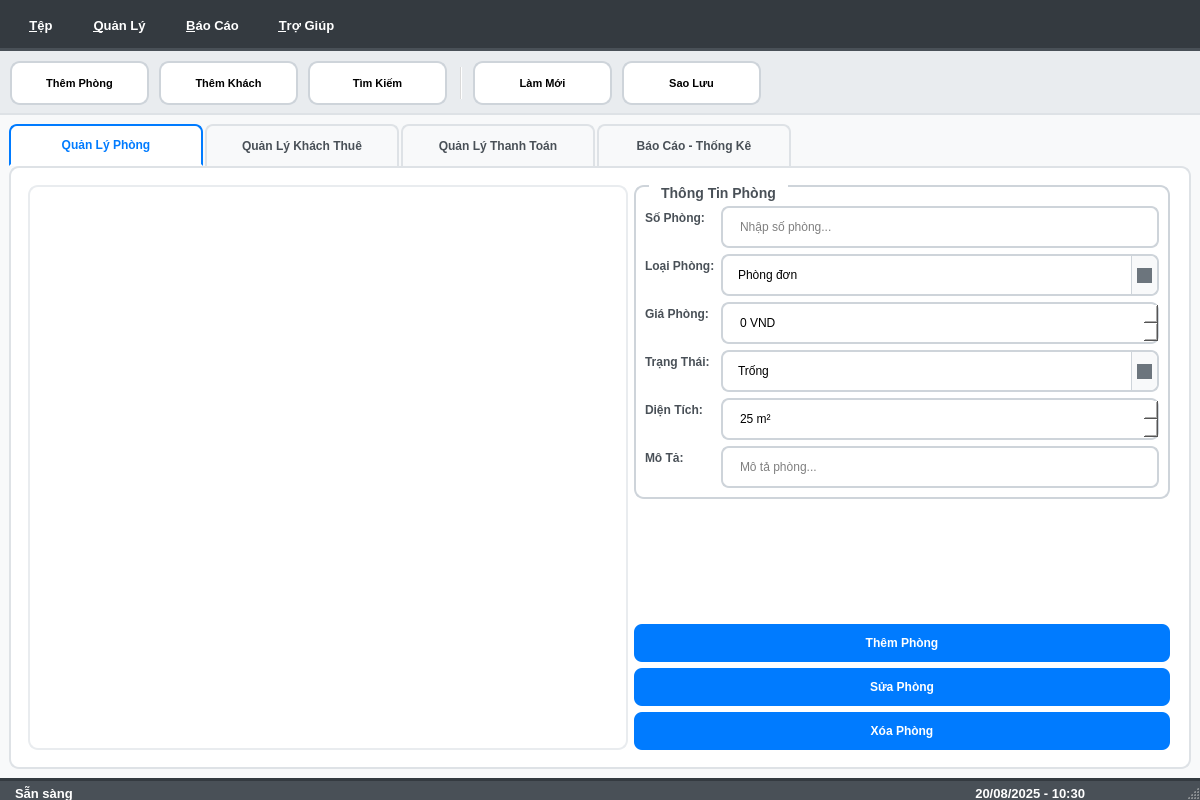
Above: ui/design/admin_main.ui from huymatthew/PBL02 before the change. Below: the same form after it.
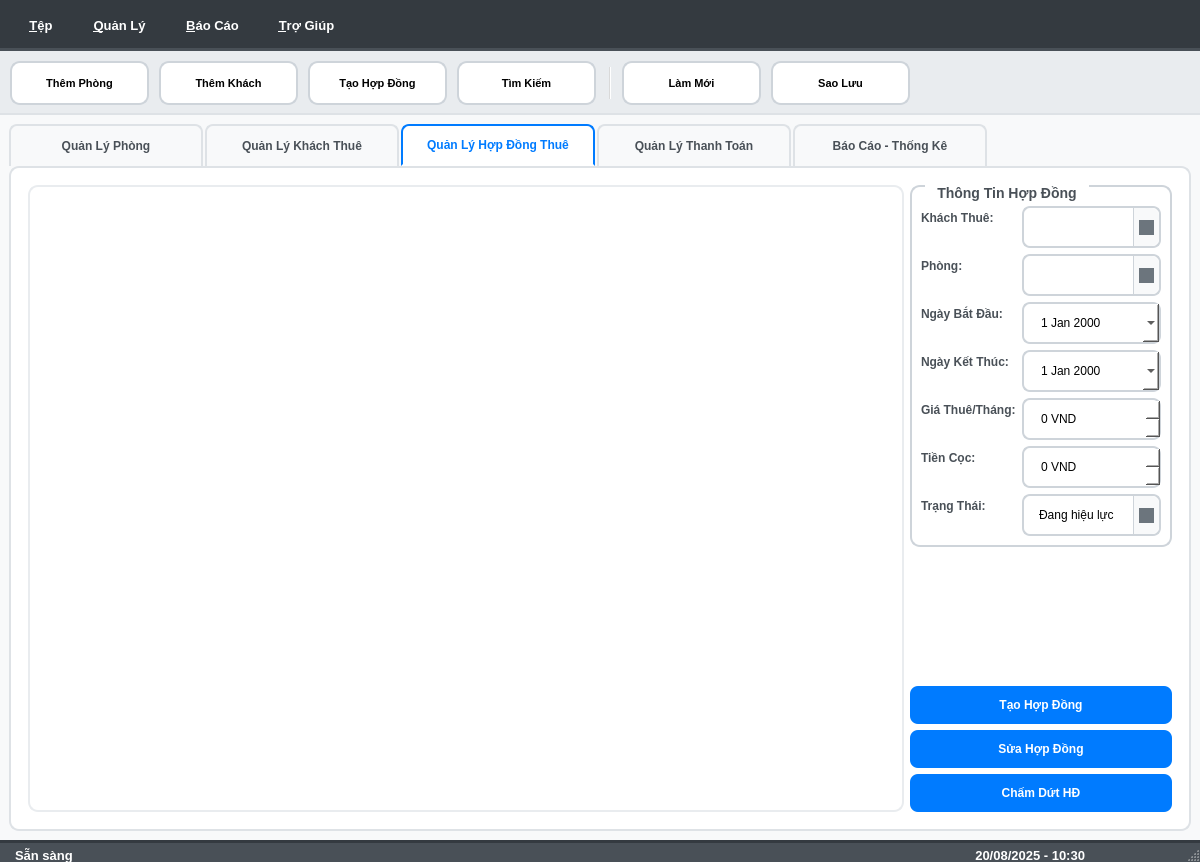
That is the form after the change. The open tabs and pages were chosen to show the change. Icons and pictures are not drawn.

Diff of the .ui file:
```diff
--- a/ui/design/admin_main.ui
+++ b/ui/design/admin_main.ui
@@ -7,7 +7,7 @@
     <x>0</x>
     <y>0</y>
     <width>1200</width>
-    <height>800</height>
+    <height>862</height>
    </rect>
   </property>
   <property name="windowTitle">
@@ -797,6 +797,228 @@
         </item>
        </layout>
       </widget>
+      <widget class="QWidget" name="contractsTab">
+       <attribute name="title">
+        <string>Quản Lý Hợp Đồng Thuê</string>
+       </attribute>
+       <layout class="QHBoxLayout" name="contractsLayout">
+        <item>
+         <widget class="QTableView" name="contractsTableView">
+          <property name="minimumSize">
+           <size>
+            <width>600</width>
+            <height>0</height>
+           </size>
+          </property>
+          <property name="alternatingRowColors">
+           <bool>true</bool>
+          </property>
+          <property name="selectionBehavior">
+           <enum>QAbstractItemView::SelectRows</enum>
+          </property>
+          <property name="sortingEnabled">
+           <bool>true</bool>
+          </property>
+         </widget>
+        </item>
+        <item>
+         <layout class="QVBoxLayout" name="contractControlsLayout">
+          <item>
+           <widget class="QGroupBox" name="contractInfoGroup">
+            <property name="title">
+             <string>Thông Tin Hợp Đồng</string>
+            </property>
+            <layout class="QFormLayout" name="contractFormLayout">
+             <item row="0" column="0">
+              <widget class="QLabel" name="contractTenantLabel">
+               <property name="text">
+                <string>Khách Thuê:</string>
+               </property>
+              </widget>
+             </item>
+             <item row="0" column="1">
+              <widget class="QComboBox" name="contractTenantComboBox">
+               <property name="editable">
+                <bool>false</bool>
+               </property>
+              </widget>
+             </item>
+             <item row="1" column="0">
+              <widget class="QLabel" name="contractRoomLabel">
+               <property name="text">
+                <string>Phòng:</string>
+               </property>
+              </widget>
+             </item>
+             <item row="1" column="1">
+              <widget class="QComboBox" name="contractRoomComboBox">
+               <property name="editable">
+                <bool>false</bool>
+               </property>
+              </widget>
+             </item>
+             <item row="2" column="0">
+              <widget class="QLabel" name="contractStartDateLabel">
+               <property name="text">
+                <string>Ngày Bắt Đầu:</string>
+               </property>
+              </widget>
+             </item>
+             <item row="2" column="1">
+              <widget class="QDateEdit" name="contractStartDateEdit">
+               <property name="calendarPopup">
+                <bool>true</bool>
+               </property>
+              </widget>
+             </item>
+             <item row="3" column="0">
+              <widget class="QLabel" name="contractEndDateLabel">
+               <property name="text">
+                <string>Ngày Kết Thúc:</string>
+               </property>
+              </widget>
+             </item>
+             <item row="3" column="1">
+              <widget class="QDateEdit" name="contractEndDateEdit">
+               <property name="calendarPopup">
+                <bool>true</bool>
+               </property>
+              </widget>
+             </item>
+             <item row="4" column="0">
+              <widget class="QLabel" name="contractRentAmountLabel">
+               <property name="text">
+                <string>Giá Thuê/Tháng:</string>
+               </property>
+              </widget>
+             </item>
+             <item row="4" column="1">
+              <widget class="QDoubleSpinBox" name="contractRentAmountSpinBox">
+               <property name="suffix">
+                <string> VND</string>
+               </property>
+               <property name="decimals">
+                <number>0</number>
+               </property>
+               <property name="maximum">
+                <double>99999999.000000000000000</double>
+               </property>
+               <property name="singleStep">
+                <double>100000.000000000000000</double>
+               </property>
+              </widget>
+             </item>
+             <item row="5" column="0">
+              <widget class="QLabel" name="contractDepositLabel">
+               <property name="text">
+                <string>Tiền Cọc:</string>
+               </property>
+              </widget>
+             </item>
+             <item row="5" column="1">
+              <widget class="QDoubleSpinBox" name="contractDepositSpinBox">
+               <property name="suffix">
+                <string> VND</string>
+               </property>
+               <property name="decimals">
+                <number>0</number>
+               </property>
+               <property name="maximum">
+                <double>99999999.000000000000000</double>
+               </property>
+               <property name="singleStep">
+                <double>100000.000000000000000</double>
+               </property>
+              </widget>
+             </item>
+             <item row="6" column="0">
+              <widget class="QLabel" name="contractStatusLabel">
+               <property name="text">
+                <string>Trạng Thái:</string>
+               </property>
+              </widget>
+             </item>
+             <item row="6" column="1">
+              <widget class="QComboBox" name="contractStatusComboBox">
+               <item>
+                <property name="text">
+                 <string>Đang hiệu lực</string>
+                </property>
+               </item>
+               <item>
+                <property name="text">
+                 <string>Hết hạn</string>
+                </property>
+               </item>
+               <item>
+                <property name="text">
+                 <string>Đã hủy</string>
+                </property>
+               </item>
+               <item>
+                <property name="text">
+                 <string>Tạm ngưng</string>
+                </property>
+               </item>
+              </widget>
+             </item>
+            </layout>
+           </widget>
+          </item>
+          <item>
+           <spacer name="contractVerticalSpacer">
+            <property name="orientation">
+             <enum>Qt::Vertical</enum>
+            </property>
+            <property name="sizeHint" stdset="0">
+             <size>
+              <width>20</width>
+              <height>40</height>
+             </size>
+            </property>
+           </spacer>
+          </item>
+          <item>
+           <layout class="QVBoxLayout" name="contractButtonsLayout">
+            <item>
+             <widget class="QPushButton" name="addContractButton">
+              <property name="text">
+               <string>Tạo Hợp Đồng</string>
+              </property>
+              <property name="icon">
+               <iconset>
+                <normaloff>:/icons/add.png</normaloff>:/icons/add.png</iconset>
+              </property>
+             </widget>
+            </item>
+            <item>
+             <widget class="QPushButton" name="editContractButton">
+              <property name="text">
+               <string>Sửa Hợp Đồng</string>
+              </property>
+              <property name="icon">
+               <iconset>
+                <normaloff>:/icons/edit.png</normaloff>:/icons/edit.png</iconset>
+              </property>
+             </widget>
+            </item>
+            <item>
+             <widget class="QPushButton" name="terminateContractButton">
+              <property name="text">
+               <string>Chấm Dứt HĐ</string>
+              </property>
+              <property name="icon">
+               <iconset>
+                <normaloff>:/icons/delete.png</normaloff>:/icons/delete.png</iconset>
+              </property>
+             </widget>
+            </item>
+           </layout>
+          </item>
+         </layout>
+        </item>
+       </layout>
+      </widget>
       <widget class="QWidget" name="paymentsTab">
        <attribute name="title">
         <string>Quản Lý Thanh Toán</string>
@@ -1323,8 +1545,14 @@
    <property name="movable">
     <bool>false</bool>
    </property>
+   <property name="iconSize">
+    <size>
+     <width>16</width>
+     <height>16</height>
+    </size>
+   </property>
    <property name="toolButtonStyle">
-    <enum>Qt::ToolButtonTextUnderIcon</enum>
+    <enum>Qt::ToolButtonTextOnly</enum>
    </property>
    <attribute name="toolBarArea">
     <enum>TopToolBarArea</enum>
@@ -1334,6 +1562,7 @@
    </attribute>
    <addaction name="actionQuickAddRoom"/>
    <addaction name="actionQuickAddTenant"/>
+   <addaction name="actionQuickAddContract"/>
    <addaction name="actionQuickSearch"/>
    <addaction name="separator"/>
    <addaction name="actionRefresh"/>
@@ -1597,6 +1826,21 @@
     <string>Ctrl+T</string>
    </property>
   </action>
+  <action name="actionQuickAddContract">
+   <property name="icon">
+    <iconset>
+     <normaloff>:/icons/add-contract.png</normaloff>:/icons/add-contract.png</iconset>
+   </property>
+   <property name="text">
+    <string>Tạo Hợp Đồng</string>
+   </property>
+   <property name="statusTip">
+    <string>Tạo hợp đồng thuê mới nhanh</string>
+   </property>
+   <property name="shortcut">
+    <string>Ctrl+H</string>
+   </property>
+  </action>
   <action name="actionQuickSearch">
    <property name="icon">
     <iconset>
```
Left out of the diff: 55 changed lines with no effect on the pictures.
